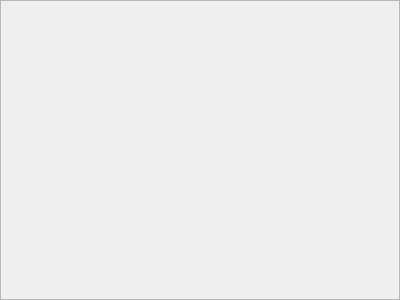
Above: mainwindow/btmQRoundWidget2.ui from dsarrut/btm before the change. Below: the same form after it.
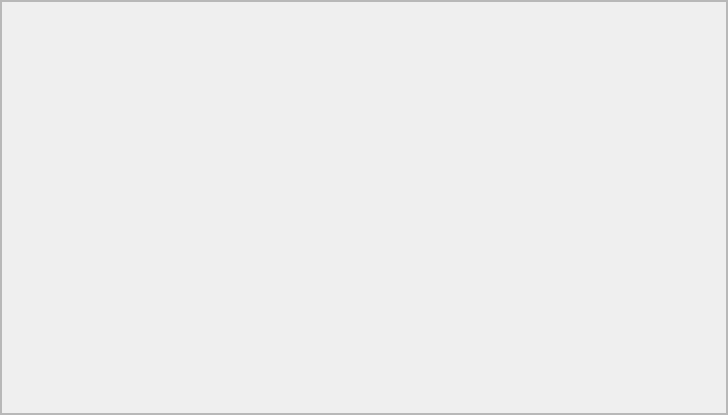
That is the form after the change.

Commit message: add scroll bar, add icon

```diff
--- a/mainwindow/btmQRoundWidget2.ui
+++ b/mainwindow/btmQRoundWidget2.ui
@@ -6,8 +6,8 @@
    <rect>
     <x>0</x>
     <y>0</y>
-    <width>400</width>
-    <height>300</height>
+    <width>728</width>
+    <height>415</height>
    </rect>
   </property>
   <property name="windowTitle">
@@ -19,6 +19,43 @@
   <property name="frameShadow">
    <enum>QFrame::Raised</enum>
   </property>
+  <layout class="QGridLayout" name="gridLayout">
+   <property name="leftMargin">
+    <number>0</number>
+   </property>
+   <property name="topMargin">
+    <number>0</number>
+   </property>
+   <property name="rightMargin">
+    <number>0</number>
+   </property>
+   <property name="bottomMargin">
+    <number>0</number>
+   </property>
+   <property name="spacing">
+    <number>0</number>
+   </property>
+   <item row="0" column="0">
+    <widget class="QScrollArea" name="scrollArea">
+     <property name="verticalScrollBarPolicy">
+      <enum>Qt::ScrollBarAsNeeded</enum>
+     </property>
+     <property name="widgetResizable">
+      <bool>true</bool>
+     </property>
+     <widget class="QWidget" name="scrollAreaWidgetContents">
+      <property name="geometry">
+       <rect>
+        <x>0</x>
+        <y>0</y>
+        <width>724</width>
+        <height>411</height>
+       </rect>
+      </property>
+     </widget>
+    </widget>
+   </item>
+  </layout>
  </widget>
  <resources/>
  <connections/>
```
The commit also changes 12 other files.
